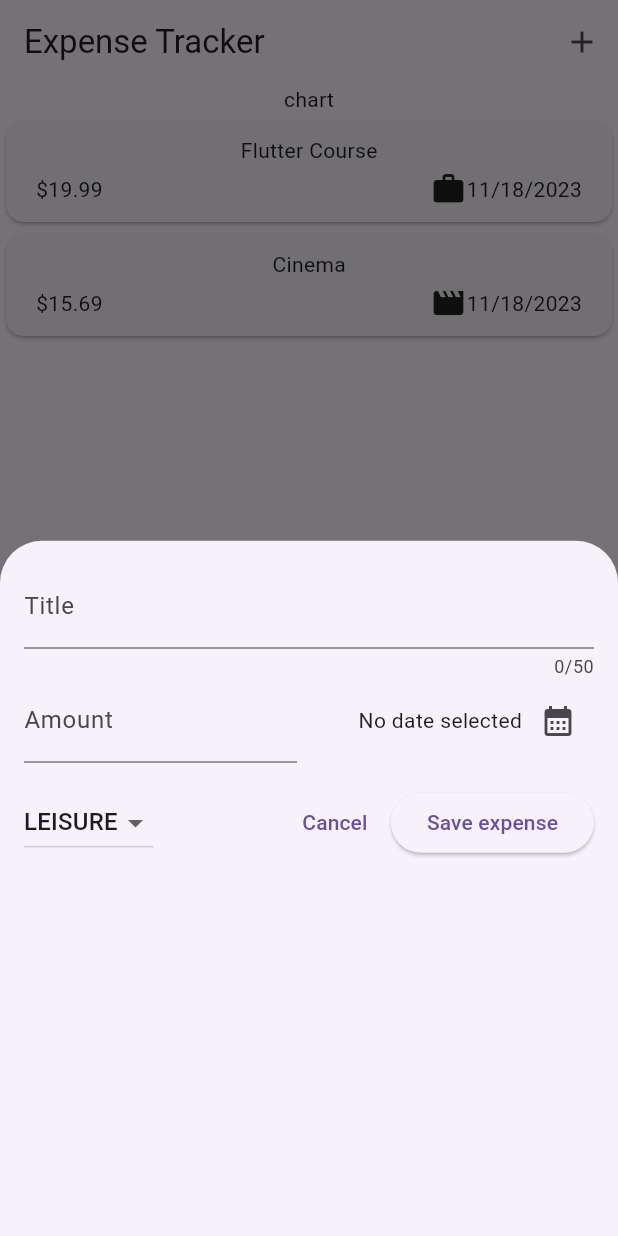
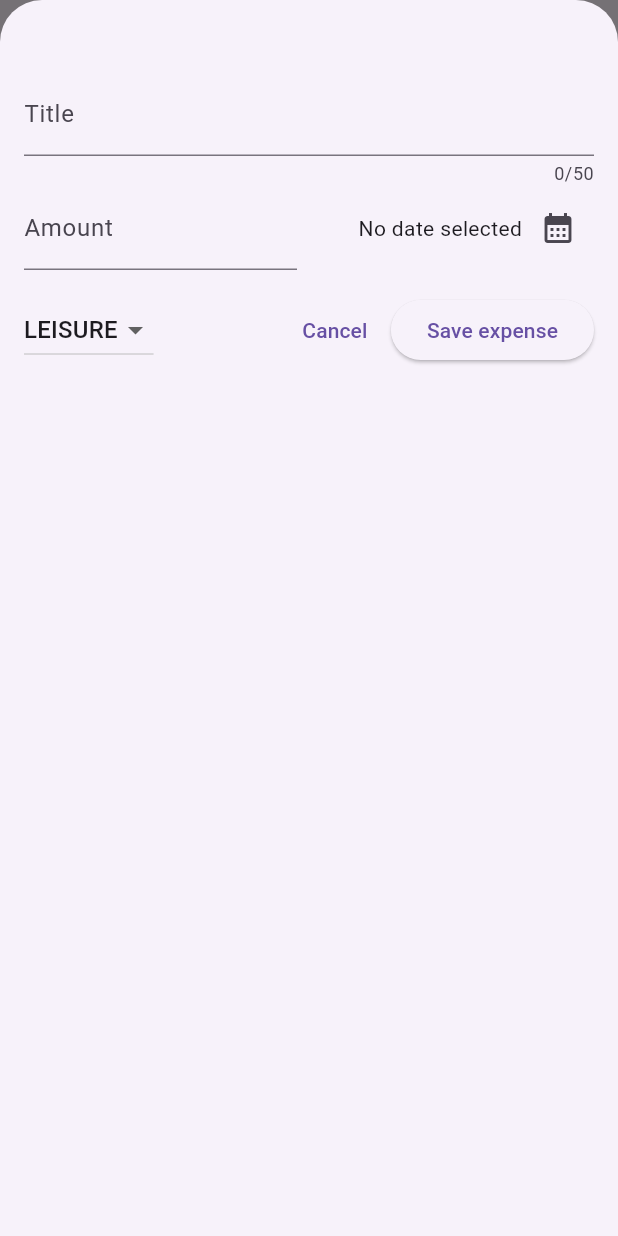
Before and after one commit to QilinXSengheng/expense_tracker_app, a Flutter app: the screen it shows after launch, after a tap on the "add" icon, on a phone screen of 412 x 824 dp. Run offline on Flutter 3.47's test engine with Material 2 defaults, Android fonts, the phone set to English and light mode, and no system bars.

Commit message:
add remove expense

```diff
--- a/lib/widgets/expenses.dart
+++ b/lib/widgets/expenses.dart
@@ -26,14 +26,23 @@ class _ExpensesState extends State<Expenses> {
 
   void _openAddExpenseOverlay() {
     showModalBottomSheet(
+      isScrollControlled: true,
       context: context,
-      builder: (ctx) => NewExpense(onAddExpense: _addExpense,),
+      builder: (ctx) => NewExpense(
+        onAddExpense: _addExpense,
+      ),
     );
   }
 
   void _addExpense(Expense expense) {
     setState(() {
       _registerExpenses.add(expense);
+    });
+  }
+
+  void _removeExpense(Expense expense) {
+    setState(() {
+      _registerExpenses.remove(expense);
     });
   }
 
@@ -52,7 +61,11 @@ class _ExpensesState extends State<Expenses> {
         body: Column(
           children: [
             const Text('chart'),
-            Expanded(child: ExpensesList(expenses: _registerExpenses)),
+            Expanded(
+                child: ExpensesList(
+              expenses: _registerExpenses,
+              onRemoveExpense: _removeExpense,
+            )),
           ],
         ));
   }
--- a/lib/widgets/expenses_list/expenses_list.dart
+++ b/lib/widgets/expenses_list/expenses_list.dart
@@ -3,13 +3,23 @@ import 'package:expense_tracker_app/models/expense.dart';
 import 'package:expense_tracker_app/widgets/expenses_list/expense_item.dart';
 
 class ExpensesList extends StatelessWidget {
-  const ExpensesList({super.key, required this.expenses});
+  const ExpensesList({super.key, required this.expenses, required this.onRemoveExpense});
 
   final List<Expense> expenses;
+
+  final void Function(Expense expense) onRemoveExpense;
 
   @override
   Widget build(BuildContext context) {
     return ListView.builder(
-        itemCount: expenses.length, itemBuilder: (ctx, index) => ExpenseItem(expenses[index]));
+        itemCount: expenses.length,
+        itemBuilder: (ctx, index) => Dismissible(
+            onDismissed: (direction){
+              onRemoveExpense(expenses[index]);
+            },
+            key: ValueKey(expenses[index]),
+            child: ExpenseItem(
+              expenses[index],
+            )));
   }
 }
--- a/lib/widgets/new_expense.dart
+++ b/lib/widgets/new_expense.dart
@@ -67,12 +67,14 @@ class _NewExpenseState extends State<NewExpense> {
       amount: enteredAmount,
       date: _selectedDate!,
       category: _selectedCategory));
+
+      Navigator.pop(context);
   }
 
   @override
   Widget build(BuildContext context) {
     return Padding(
-      padding: const EdgeInsets.all(16),
+      padding: const EdgeInsets.fromLTRB(16,48,16,16),
       child: Column(
         children: [
           TextField(
```
